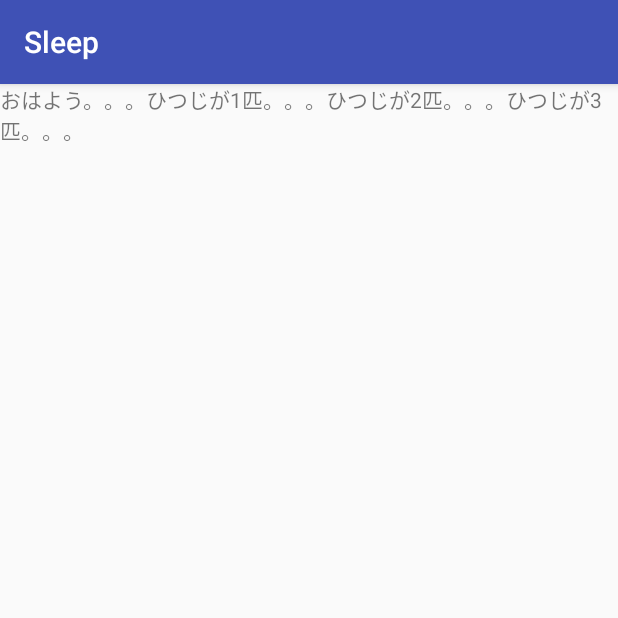
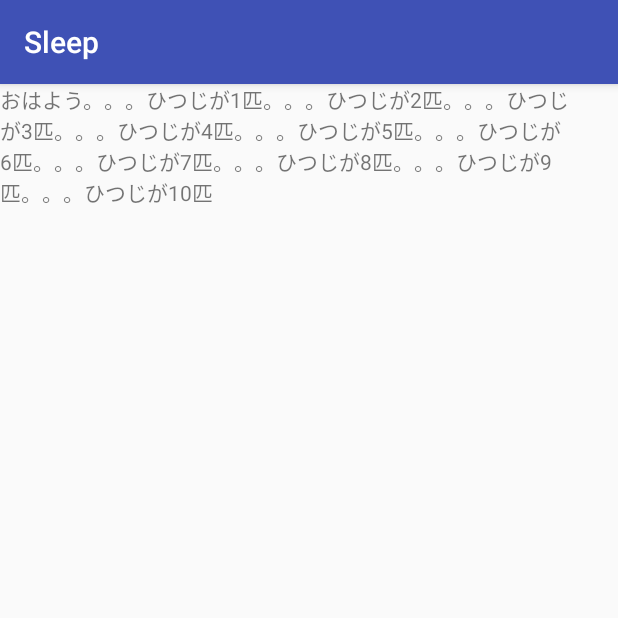
Before and after one commit to hinamomo/Sleep, an Android app: the screen it shows after launch (MainActivity), on a phone screen of 412 x 824 dp, the top half of it. Run offline under Robolectric (Android 15) with nearby library versions, the phone set to English and light mode, and no system bars.

Commit message:
count sheep loop add.

```diff
--- a/app/src/main/java/com/example/sleep/MainActivity.kt
+++ b/app/src/main/java/com/example/sleep/MainActivity.kt
@@ -21,8 +21,11 @@ class MainActivity : AppCompatActivity() {
         } else if (15 < hour) {
             greeting = "こんばんは"
         }
-        greeting += "。。。ひつじが1匹。。。ひつじが2匹。。。ひつじが3匹。。。"
 
+        val sheepNum = 10
+        for (i in 1..sheepNum) {
+            greeting += "。。。ひつじが" + i + "匹"
+        }
 
         textView.text = greeting
     }
```
